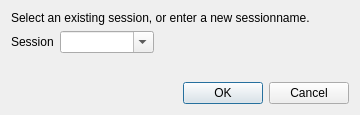
This is plugin/controller/subcontrollers/subcontrollers/subcontrollers/dialogs/sessiondialog.ui in 32BT/QGIS-32BT-Feature-Annotation-Toolbar as Qt 5 draws it before an edit. The edited form follows.
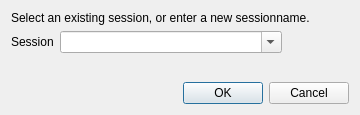
This is the edited form.

```diff
--- a/plugin/controller/subcontrollers/subcontrollers/subcontrollers/dialogs/sessiondialog.ui
+++ b/plugin/controller/subcontrollers/subcontrollers/subcontrollers/dialogs/sessiondialog.ui
@@ -36,7 +36,7 @@
         <bool>true</bool>
        </property>
        <property name="minimumContentsLength">
-        <number>8</number>
+        <number>24</number>
        </property>
       </widget>
      </item>
```
